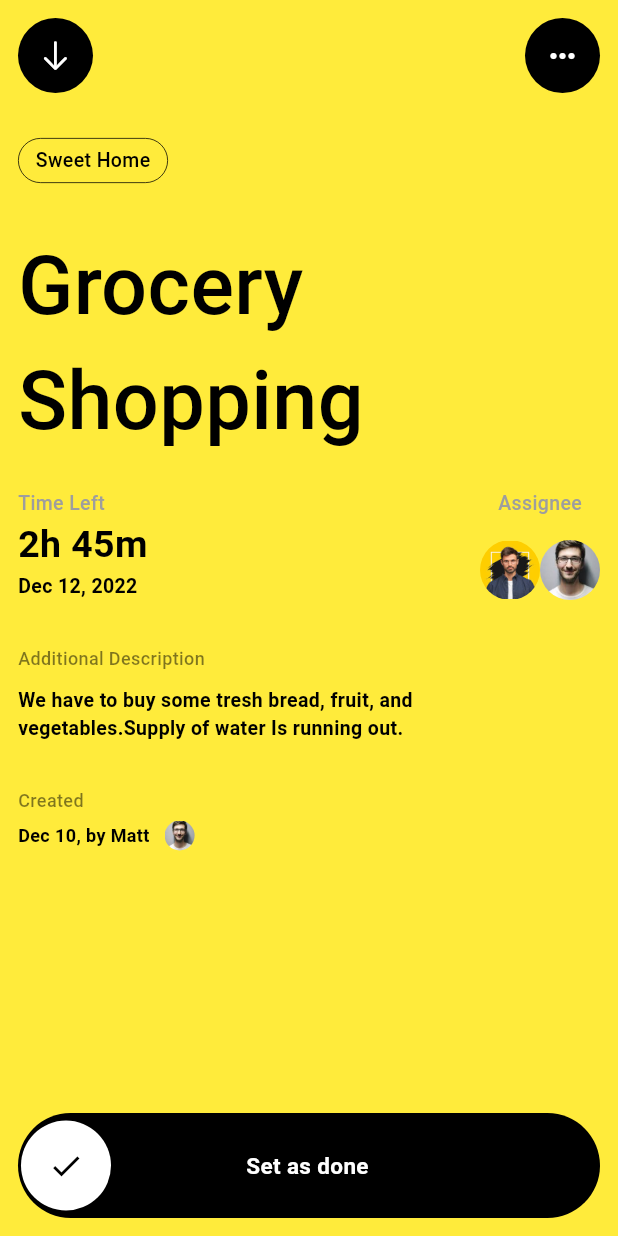
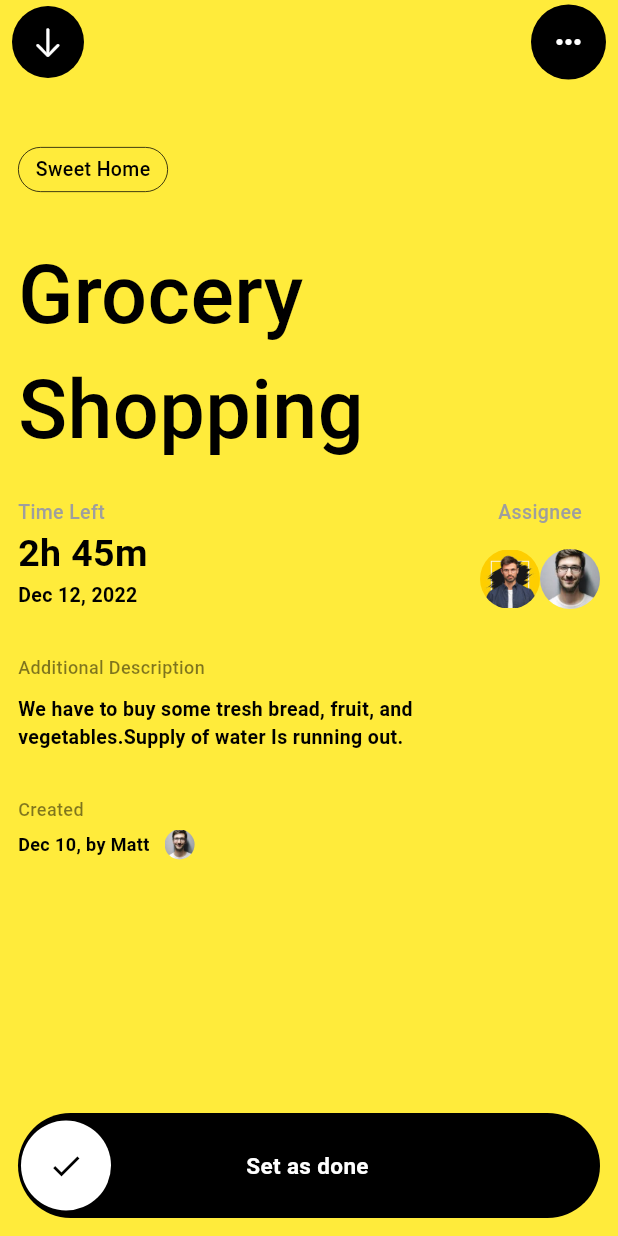
Before and after one commit to kutigbolahan/Dribble-Task, a Flutter app: the screen it shows after launch, after a tap on "2h 45m", on a phone screen of 412 x 824 dp. Run offline on Flutter 3.47's test engine with Material 3 defaults, Android fonts, the phone set to English and light mode, and no system bars.

Commit message:
done with task ui

```diff
--- a/lib/homePage_details.dart
+++ b/lib/homePage_details.dart
@@ -7,17 +7,15 @@ class HomePageDetails extends StatelessWidget {
   @override
   Widget build(BuildContext context) {
     return Scaffold(
+      appBar: AppBar(
         backgroundColor: Colors.yellow,
-      body: SafeArea(
+        leading: GestureDetector(
+          onTap: () {
+            Navigator.pop(context);
+          },
           child: Padding(
-          padding: const EdgeInsets.all(12.0),
-          child: Column(
-            crossAxisAlignment: CrossAxisAlignment.start,
-            children: [
-              Row(
-                mainAxisAlignment: MainAxisAlignment.spaceBetween,
-                children: [
-                  Container(
+            padding: const EdgeInsets.only(left: 8.0),
+            child: Container(
               width: 50,
               height: 50,
               decoration: const BoxDecoration(
@@ -27,7 +25,12 @@ class HomePageDetails extends StatelessWidget {
                 color: Colors.white,
               ),
             ),
-                  Container(
+          ),
+        ),
+        actions: [
+          Padding(
+            padding: const EdgeInsets.only(right: 8.0),
+            child: Container(
               width: 50,
               height: 50,
               decoration: const BoxDecoration(
@@ -36,9 +39,42 @@ class HomePageDetails extends StatelessWidget {
                 Icons.more_horiz,
                 color: Colors.white,
               ),
+            ),
           )
         ],
       ),
+      backgroundColor: Colors.yellow,
+      body: SafeArea(
+        child: Padding(
+          padding: const EdgeInsets.all(12.0),
+          child: Column(
+            crossAxisAlignment: CrossAxisAlignment.start,
+            children: [
+              // Row(
+              //   mainAxisAlignment: MainAxisAlignment.spaceBetween,
+              //   children: [
+              //     Container(
+              //       width: 50,
+              //       height: 50,
+              //       decoration: const BoxDecoration(
+              //           shape: BoxShape.circle, color: Colors.black),
+              //       child: const Icon(
+              //         CupertinoIcons.arrow_down,
+              //         color: Colors.white,
+              //       ),
+              //     ),
+              //     Container(
+              //       width: 50,
+              //       height: 50,
+              //       decoration: const BoxDecoration(
+              //           shape: BoxShape.circle, color: Colors.black),
+              //       child: const Icon(
+              //         Icons.more_horiz,
+              //         color: Colors.white,
+              //       ),
+              //     )
+              //   ],
+              // ),
               const SizedBox(
                 height: 30,
               ),
--- a/lib/homepage.dart
+++ b/lib/homepage.dart
@@ -1,5 +1,6 @@
 import 'package:flutter/cupertino.dart';
 import 'package:flutter/material.dart';
+import 'package:flutter/services.dart';
 import 'package:task/homePage_details.dart';
 
 class MyHomePage extends StatefulWidget {
@@ -15,10 +16,14 @@ class _MyHomePageState extends State<MyHomePage> {
   @override
   Widget build(BuildContext context) {
     return Scaffold(
+      // appBar: AppBar(
+      //   scrolledUnderElevation: 0.0,
+      //   backgroundColor: const Color.fromRGBO(16, 28, 46, 1),
+      // ),
       backgroundColor: const Color.fromRGBO(16, 28, 46, 1),
       body: SafeArea(
         child: Padding(
-          padding: const EdgeInsets.all(15.0),
+          padding: const EdgeInsets.only(left: 15.0, right: 15),
           child: SingleChildScrollView(
             child: Column(
               crossAxisAlignment: CrossAxisAlignment.start,
@@ -335,11 +340,12 @@ class _MyHomePageState extends State<MyHomePage> {
                 ),
                 GestureDetector(
                   onTap: () {
-                    Navigator.of(context).push(
-                      MaterialPageRoute(
-                        builder: (context) => const HomePageDetails(),
-                      ),
-                    );
+                    Navigator.of(context).push(createRoute());
+                    // Navigator.of(context).push(
+                    //   MaterialPageRoute(
+                    //     builder: (context) => const createRoute(),
+                    //   ),
+                    // );
                   },
                   child: TaskWidget(
                       time: '2h 45m',
@@ -467,3 +473,22 @@ class TaskWidget extends StatelessWidget {
     );
   }
 }
+
+Route createRoute() {
+  return PageRouteBuilder(
+    pageBuilder: (context, animation, secondaryAnimation) =>
+        const HomePageDetails(),
+    transitionsBuilder: (context, animation, secondaryAnimation, child) {
+      const begin = Offset(0.0, 1.0);
+      const end = Offset.zero;
+      const curve = Curves.ease;
+
+      var tween = Tween(begin: begin, end: end).chain(CurveTween(curve: curve));
+
+      return SlideTransition(
+        position: animation.drive(tween),
+        child: child,
+      );
+    },
+  );
+}
```
Lines whose indentation alone changed are shown as unchanged.
